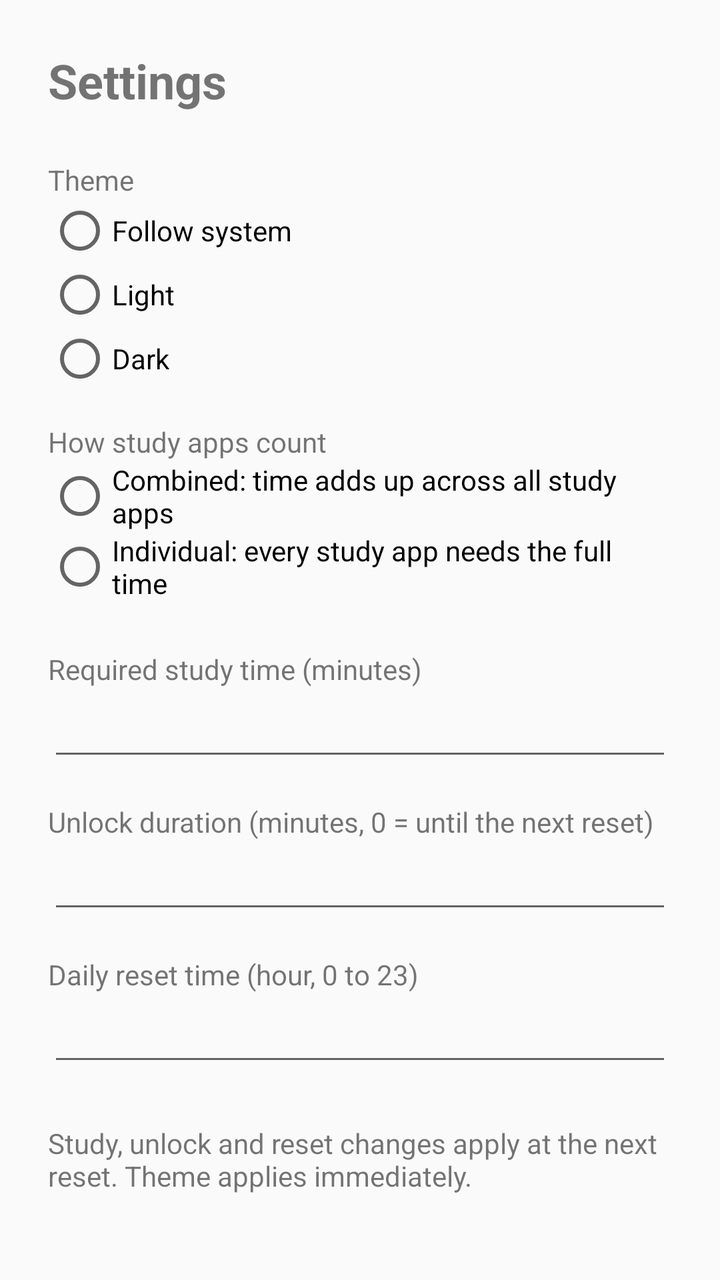
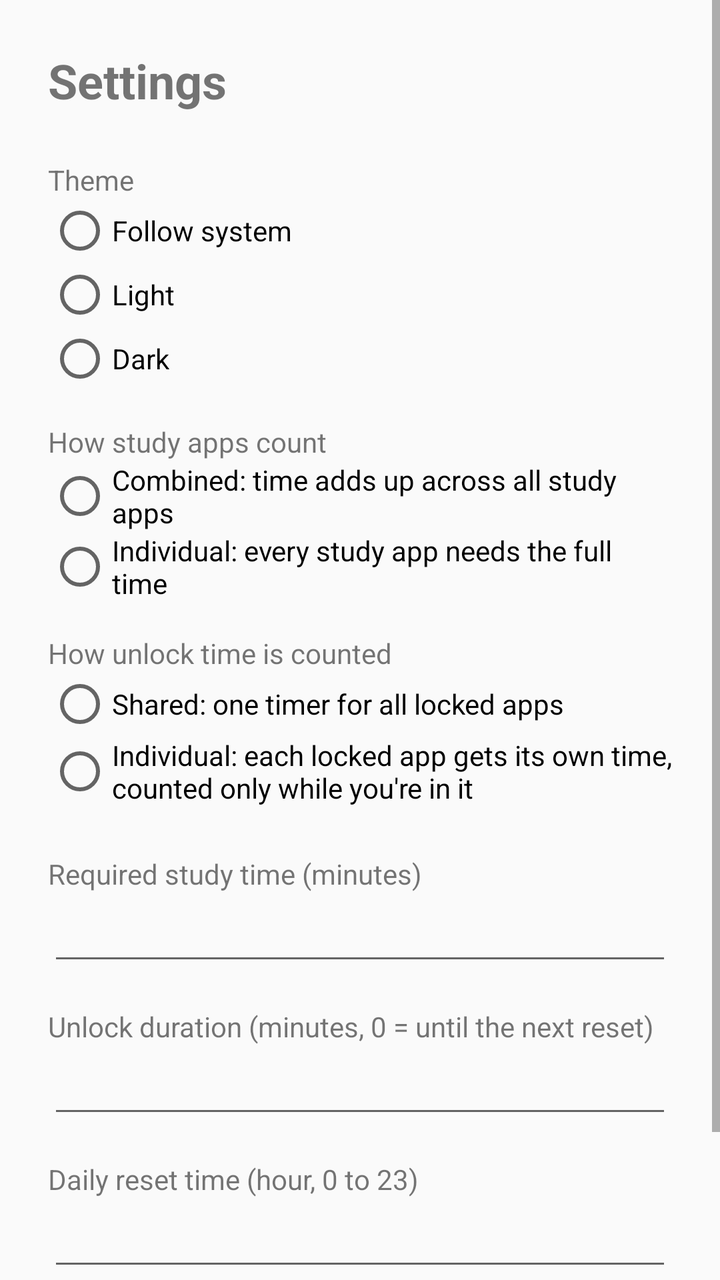

Screens rendered from an Android XML layout before and after an edit, with the pre-edit source and the edit as a unified diff.
<!-- AndroidManifest.xml: application theme Theme.AppCompat.DayNight.NoActionBar -->
<!-- res/layout/activity_settings.xml -->
<?xml version="1.0" encoding="utf-8"?>
<ScrollView xmlns:android="http://schemas.android.com/apk/res/android"
    android:layout_width="match_parent"
    android:layout_height="match_parent"
    android:fitsSystemWindows="true">

    <LinearLayout
        android:layout_width="match_parent"
        android:layout_height="wrap_content"
        android:orientation="vertical"
        android:padding="24dp">

        <TextView
            android:layout_width="wrap_content"
            android:layout_height="wrap_content"
            android:text="Settings"
            android:textSize="24sp"
            android:textStyle="bold" />

        <TextView
            android:layout_width="wrap_content"
            android:layout_height="wrap_content"
            android:layout_marginTop="24dp"
            android:text="Theme" />

        <RadioGroup
            android:id="@+id/themeGroup"
            android:layout_width="match_parent"
            android:layout_height="wrap_content">

            <RadioButton android:id="@+id/themeSystem"
                android:layout_width="wrap_content"
                android:layout_height="wrap_content"
                android:text="Follow system" />
            <RadioButton android:id="@+id/themeLight"
                android:layout_width="wrap_content"
                android:layout_height="wrap_content"
                android:text="Light" />
            <RadioButton android:id="@+id/themeDark"
                android:layout_width="wrap_content"
                android:layout_height="wrap_content"
                android:text="Dark" />
        </RadioGroup>

        <TextView
            android:layout_width="wrap_content"
            android:layout_height="wrap_content"
            android:layout_marginTop="16dp"
            android:text="How study apps count" />

        <RadioGroup
            android:id="@+id/combineGroup"
            android:layout_width="match_parent"
            android:layout_height="wrap_content">

            <RadioButton android:id="@+id/combineTotal"
                android:layout_width="wrap_content"
                android:layout_height="wrap_content"
                android:text="Combined: time adds up across all study apps" />
            <RadioButton android:id="@+id/combineEach"
                android:layout_width="wrap_content"
                android:layout_height="wrap_content"
                android:text="Individual: every study app needs the full time" />
        </RadioGroup>

        <TextView
            android:layout_width="wrap_content"
            android:layout_height="wrap_content"
            android:layout_marginTop="24dp"
            android:text="Required study time (minutes)" />

        <EditText
            android:id="@+id/requiredEdit"
            android:layout_width="match_parent"
            android:layout_height="wrap_content"
            android:importantForAutofill="no"
            android:inputType="number"
            android:maxLength="3" />

        <TextView
            android:layout_width="wrap_content"
            android:layout_height="wrap_content"
            android:layout_marginTop="16dp"
            android:text="Unlock duration (minutes, 0 = until the next reset)" />

        <EditText
            android:id="@+id/unlockEdit"
            android:layout_width="match_parent"
            android:layout_height="wrap_content"
            android:importantForAutofill="no"
            android:inputType="number"
            android:maxLength="4" />

        <TextView
            android:layout_width="wrap_content"
            android:layout_height="wrap_content"
            android:layout_marginTop="16dp"
            android:text="Daily reset time (hour, 0 to 23)" />

        <EditText
            android:id="@+id/resetEdit"
            android:layout_width="match_parent"
            android:layout_height="wrap_content"
            android:importantForAutofill="no"
            android:inputType="number"
            android:maxLength="2" />

        <TextView
            android:layout_width="wrap_content"
            android:layout_height="wrap_content"
            android:layout_marginTop="24dp"
            android:text="Study, unlock and reset changes apply at the next reset. Theme applies immediately." />
    </LinearLayout>
</ScrollView>
<!-- resources referenced by this layout -->
<resources>

</resources>

<!-- the commit's change to res/layout/activity_settings.xml (unified diff, before → after) -->
@@ -66,6 +66,27 @@
         <TextView
             android:layout_width="wrap_content"
             android:layout_height="wrap_content"
+            android:layout_marginTop="16dp"
+            android:text="How unlock time is counted" />
+
+        <RadioGroup
+            android:id="@+id/limitGroup"
+            android:layout_width="match_parent"
+            android:layout_height="wrap_content">
+
+            <RadioButton android:id="@+id/limitShared"
+                android:layout_width="wrap_content"
+                android:layout_height="wrap_content"
+                android:text="Shared: one timer for all locked apps" />
+            <RadioButton android:id="@+id/limitEach"
+                android:layout_width="wrap_content"
+                android:layout_height="wrap_content"
+                android:text="Individual: each locked app gets its own time, counted only while you're in it" />
+        </RadioGroup>
+
+        <TextView
+            android:layout_width="wrap_content"
+            android:layout_height="wrap_content"
             android:layout_marginTop="24dp"
             android:text="Required study time (minutes)" />
 
